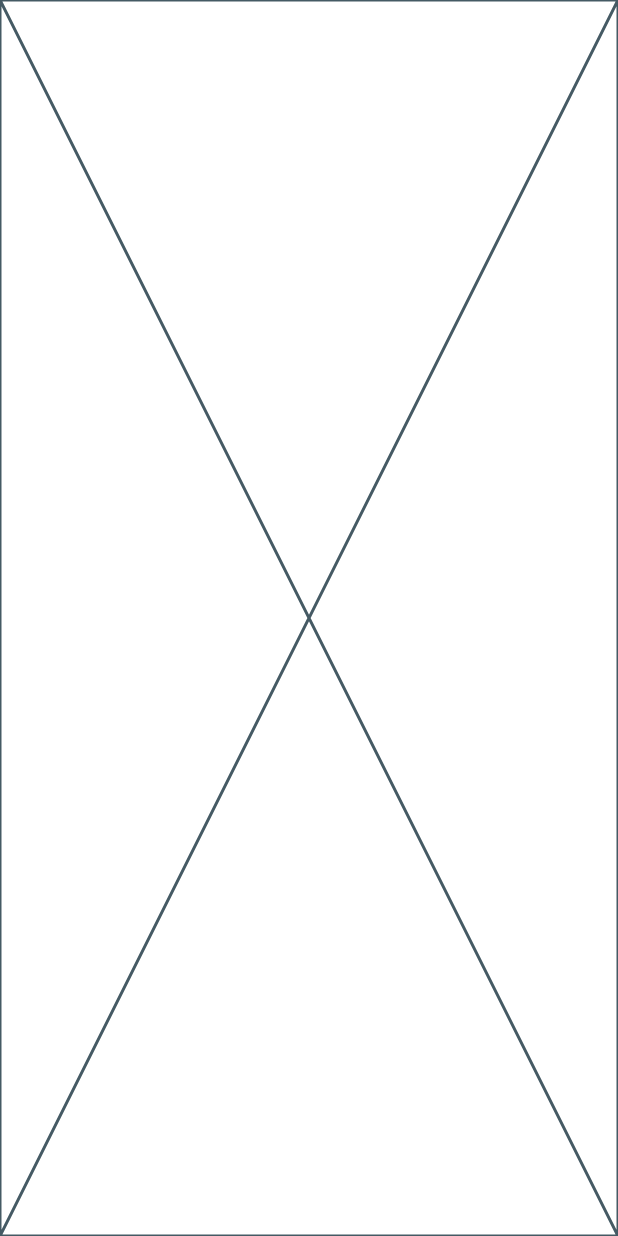
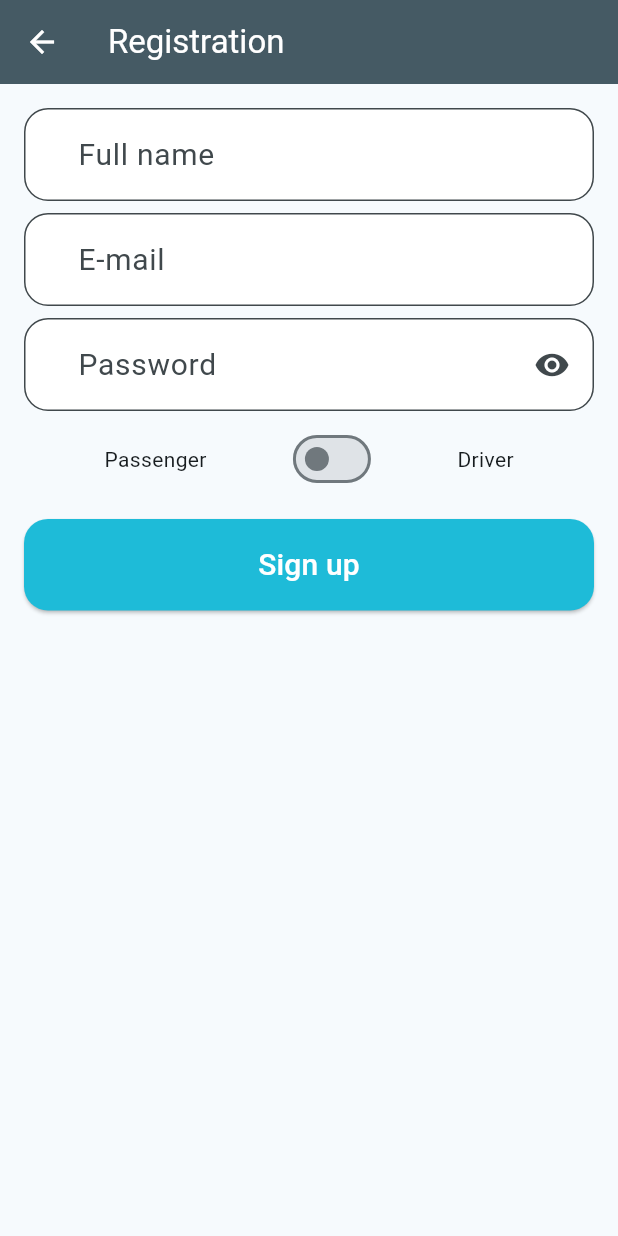
Before and after one commit to samirRibeiro77/not_uber, a Flutter app: the screen it shows after launch, after a tap on "Don't have an account? Sign up", on a phone screen of 412 x 824 dp. Run offline on Flutter 3.47's test engine with Material 3 defaults, Android fonts, the phone set to English and light mode, and no system bars; our stand-ins replace firebase_core; accounts and stored records are empty.

Commit message:
Registration Page
Created registration page

```diff
--- a/lib/src/ui/registration_page.dart
+++ b/lib/src/ui/registration_page.dart
@@ -8,8 +8,126 @@ class RegistrationPage extends StatefulWidget {
 }
 
 class _RegistrationPageState extends State<RegistrationPage> {
+  final _nameController = TextEditingController();
+  final _emailController = TextEditingController();
+  final _passwordController = TextEditingController();
+
+  bool _passwordObscure = true;
+  bool _isDriver = false;
+  String _errorMessage = "";
+
   @override
   Widget build(BuildContext context) {
-    return const Placeholder();
+    return Scaffold(
+      appBar: AppBar(
+        title: Text("Registration"),
+        backgroundColor: Colors.blueGrey[700],
+        foregroundColor: Colors.white,
+      ),
+      body: SingleChildScrollView(
+        padding: EdgeInsets.all(16),
+        child: Column(
+          crossAxisAlignment: CrossAxisAlignment.stretch,
+          children: [
+            TextField(
+              controller: _nameController,
+              keyboardType: TextInputType.name,
+              style: TextStyle(fontSize: 20),
+              decoration: InputDecoration(
+                contentPadding: EdgeInsets.fromLTRB(32, 16, 32, 16),
+                hintText: "Full name",
+                filled: true,
+                fillColor: Colors.white,
+                border: OutlineInputBorder(
+                  borderRadius: BorderRadius.circular(16),
+                ),
+              ),
+            ),
+            SizedBox(child: Container(height: 8)),
+            TextField(
+              controller: _emailController,
+              keyboardType: TextInputType.emailAddress,
+              style: TextStyle(fontSize: 20),
+              decoration: InputDecoration(
+                contentPadding: EdgeInsets.fromLTRB(32, 16, 32, 16),
+                hintText: "E-mail",
+                filled: true,
+                fillColor: Colors.white,
+                border: OutlineInputBorder(
+                  borderRadius: BorderRadius.circular(16),
+                ),
+              ),
+            ),
+            SizedBox(child: Container(height: 8)),
+            TextField(
+              controller: _passwordController,
+              keyboardType: TextInputType.visiblePassword,
+              obscureText: _passwordObscure,
+              style: TextStyle(fontSize: 20),
+              decoration: InputDecoration(
+                contentPadding: EdgeInsets.fromLTRB(32, 16, 32, 16),
+                hintText: "Password",
+                filled: true,
+                fillColor: Colors.white,
+                border: OutlineInputBorder(
+                  borderRadius: BorderRadius.circular(16),
+                ),
+                suffixIcon: IconButton(
+                  padding: EdgeInsets.only(right: 8),
+                  icon: Icon(
+                    _passwordObscure
+                        ? Icons.visibility
+                        : Icons.visibility_off,
+                  ),
+                  onPressed: () {
+                    setState(() {
+                      _passwordObscure = !_passwordObscure;
+                    });
+                  },
+                ),
+              ),
+            ),
+            SizedBox(child: Container(height: 8)),
+            Row(
+              mainAxisAlignment: MainAxisAlignment.spaceEvenly,
+              children: [
+                Text("Passenger"),
+                Switch(
+                  value: _isDriver,
+                  onChanged: (value) {
+                    setState(() {
+                      _isDriver = value;
+                    });
+                  },
+                ),
+                Text("Driver"),
+              ],
+            ),
+            SizedBox(child: Container(height: 16)),
+            ElevatedButton(
+              onPressed: () {},
+              style: ElevatedButton.styleFrom(
+                backgroundColor: Color(0xff1ebbd8),
+                padding: EdgeInsets.fromLTRB(32, 16, 32, 16),
+                shape: RoundedRectangleBorder(
+                  borderRadius: BorderRadius.circular(16),
+                ),
+              ),
+              child: Text(
+                "Sign up",
+                style: TextStyle(color: Colors.white, fontSize: 20),
+              ),
+            ),
+            SizedBox(child: Container(height: 32)),
+            Center(
+              child: Text(
+                _errorMessage,
+                style: TextStyle(color: Colors.red, fontSize: 16),
+              ),
+            ),
+          ],
+        ),
+      ),
+    );
   }
 }
```
